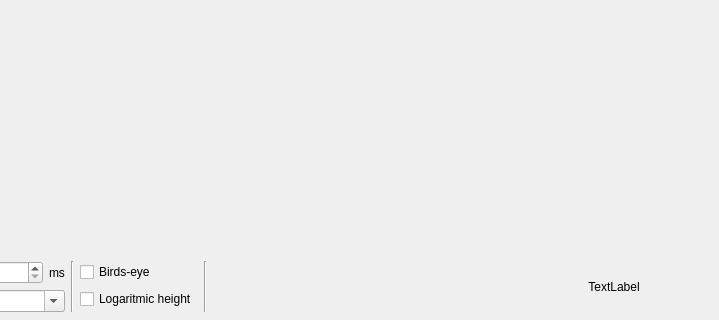
urosjarc/optimization, file src/gui/ui/MainWindow.ui: the form before one commit; both pictures show x 316 to 1035 and y 529 to 849 of the 1339 by 849 pixel window.
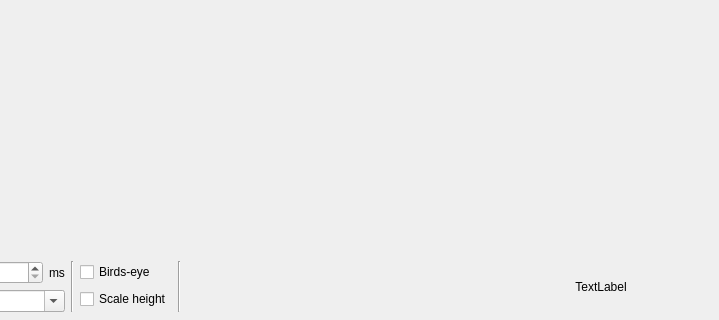
The form after the commit.

Commit message: Height is now scalled properly to modelPosition in GLSL.

Diff of the .ui file:
```diff
--- a/src/gui/ui/MainWindow.ui
+++ b/src/gui/ui/MainWindow.ui
@@ -226,7 +226,7 @@
            <bool>true</bool>
           </property>
           <property name="text">
-           <string>Logaritmic height</string>
+           <string>Scale height</string>
           </property>
           <property name="checked">
            <bool>false</bool>
```
Left out of the diff: 2 changed lines with no effect on the pictures. The commit also changes 3 other files.
